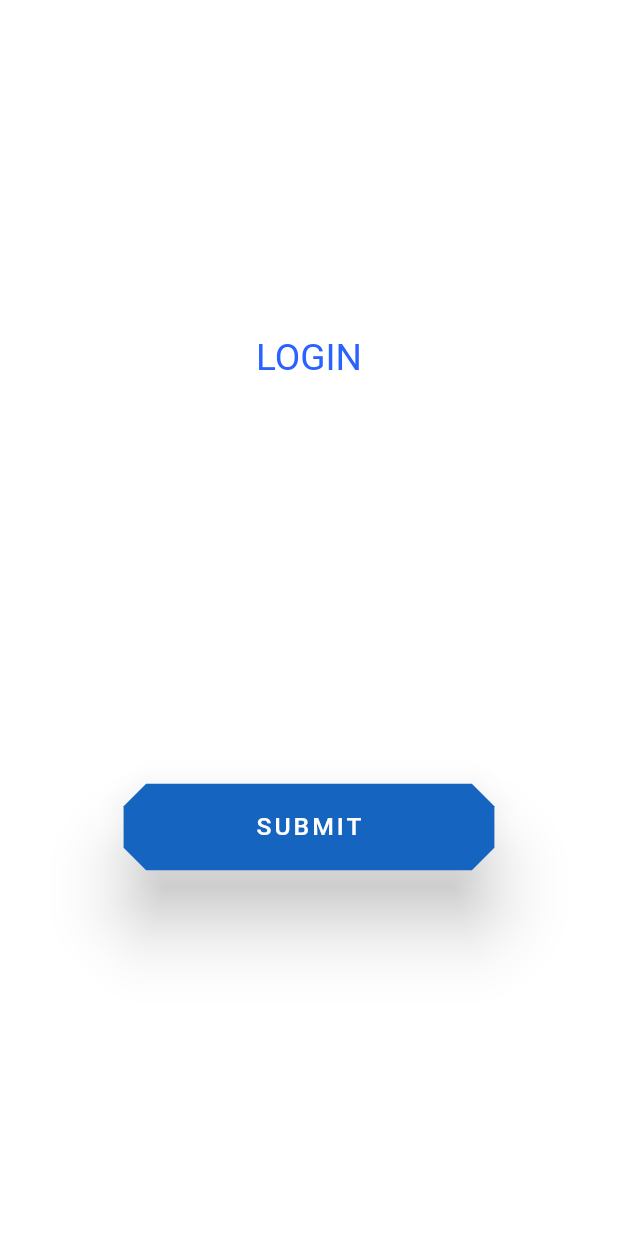
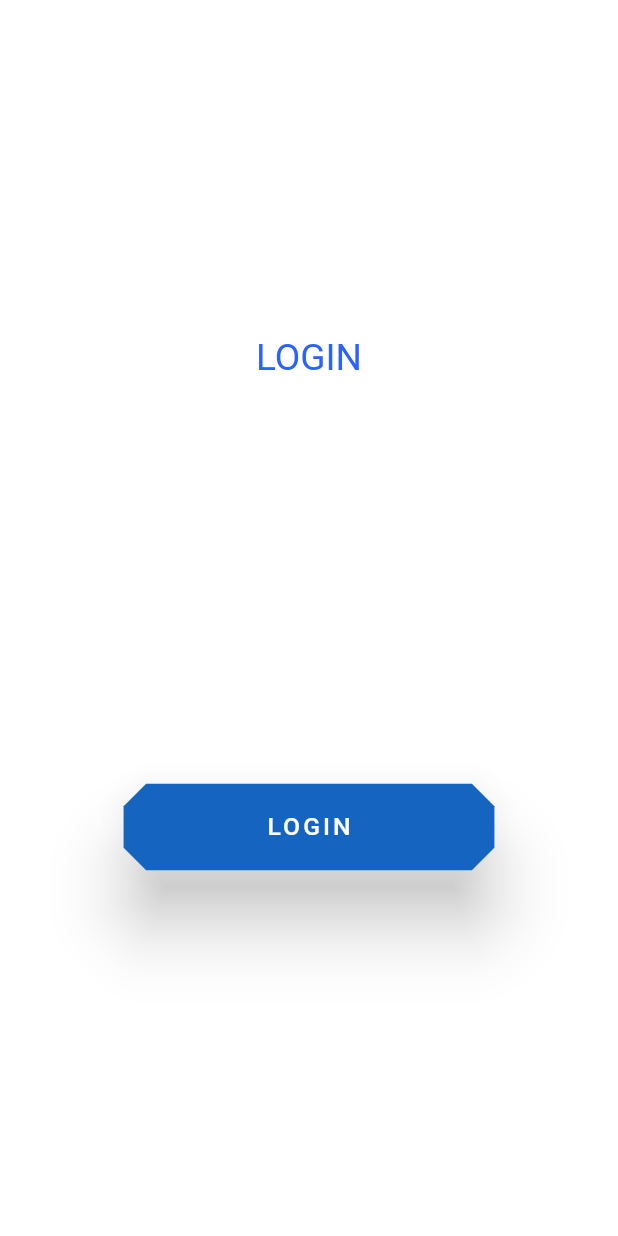
Before and after one commit to mahaputra2512/trojans2024, a Flutter app: the LoginPage screen opened directly, on a phone screen of 412 x 824 dp. Run offline on Flutter 3.47's test engine with Material 3 defaults, Android fonts, the light colour scheme and no system bars; our stand-ins replace animated_text_kit, auto_animated, carousel_slider, file_picker, font_awesome_flutter, group_radio_button and 4 more; missing offline and left inert: hovering, metaballs, mysql1; Roboto replaces fonts that are missing (Unifont).

Commit message:
login form rev2

```diff
--- a/lib/pages/loginform.dart
+++ b/lib/pages/loginform.dart
@@ -12,7 +12,7 @@ class LoginPage extends StatefulWidget {
 }
 
 class _LoginPageState extends State<LoginPage> {
-  final TextEditingController _emailController = TextEditingController();
+  final TextEditingController _usernameController = TextEditingController();
   final TextEditingController _passwordController = TextEditingController();
 
   bool _isLoading = false;
@@ -37,7 +37,7 @@ class _LoginPageState extends State<LoginPage> {
     try {
       var results = await conn.query(
         "SELECT * FROM users WHERE email = '?' AND password = '?'",
-        [_emailController.text, _passwordController.text],
+        [_usernameController.text, _passwordController.text],
       );
 
       if (results.isNotEmpty) {
@@ -82,7 +82,7 @@ class _LoginPageState extends State<LoginPage> {
   //       child: Column(
   //         children: [
   //           TextField(
-  //             controller: _emailController,
+  //             controller: _usernameController,
   //             decoration: InputDecoration(
   //               labelText: 'Username',
   //             ),
@@ -182,12 +182,12 @@ class _LoginPageState extends State<LoginPage> {
                                 Padding(
                                   padding: const EdgeInsets.all(8.0),
                                   child: TextFormField(
-                                    controller: _emailController,
+                                    controller: _usernameController,
                                     style: const TextStyle(
                                         fontFamily: 'Unifont',
                                         color: Colors.white),
                                     decoration: const InputDecoration(
-                                      labelText: "Email",
+                                      labelText: "Username",
                                       labelStyle: TextStyle(
                                           fontFamily: 'Unifont',
                                           color: Colors.white),
@@ -209,7 +209,7 @@ class _LoginPageState extends State<LoginPage> {
                                     ),
                                     validator: (value) {
                                       if (value!.isEmpty) {
-                                        return 'Email tidak boleh kosong';
+                                        return 'Username tidak boleh kosong';
                                       }
                                       return null;
                                     },
@@ -279,7 +279,7 @@ class _LoginPageState extends State<LoginPage> {
                                     padding: EdgeInsets.all(
                                         smallVer ? scrw * 0.5 : 16.0),
                                     child: Text(
-                                      "SUBMIT",
+                                      "LOGIN",
                                       style: TextStyle(
                                           fontSize: scrw * (smallVer ? 4 : 1.1),
                                           letterSpacing: 2.0,
```
